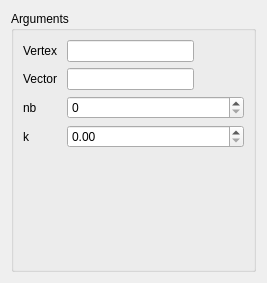
Above: src/HEXABLOCKGUI/MakeSpherical_QTD.ui from SalomePlatform/hexablock before the change. Below: the same form after it.
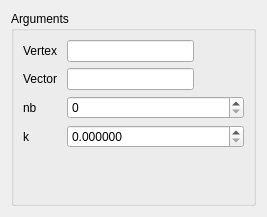
That is the form after the change.

```diff
--- a/src/HEXABLOCKGUI/MakeSpherical_QTD.ui
+++ b/src/HEXABLOCKGUI/MakeSpherical_QTD.ui
@@ -7,7 +7,7 @@
     <x>0</x>
     <y>0</y>
     <width>267</width>
-    <height>283</height>
+    <height>217</height>
    </rect>
   </property>
   <property name="windowTitle">
@@ -61,7 +61,14 @@
        </widget>
       </item>
       <item row="6" column="1">
-       <widget class="QDoubleSpinBox" name="k_spb"/>
+       <widget class="QDoubleSpinBox" name="k_spb">
+        <property name="decimals">
+         <number>6</number>
+        </property>
+        <property name="maximum">
+         <double>1000000000.000000000000000</double>
+        </property>
+       </widget>
       </item>
       <item row="5" column="1">
        <widget class="QSpinBox" name="nb_spb"/>
```
Left out of the diff: 6 changed lines with no effect on the pictures.
